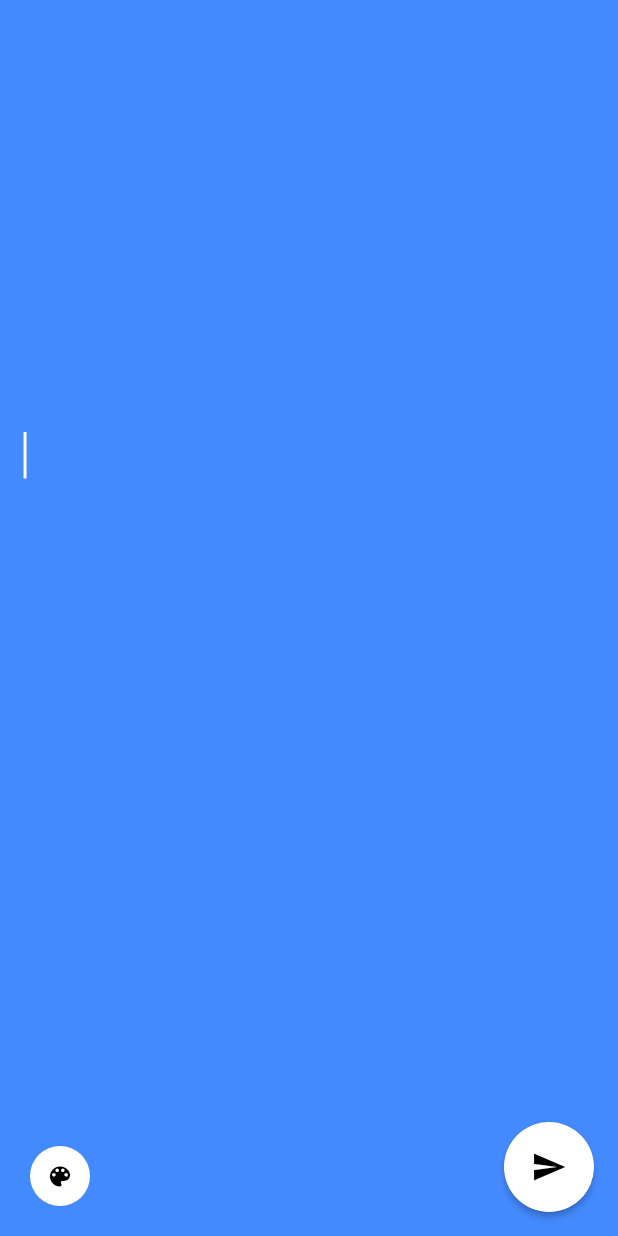
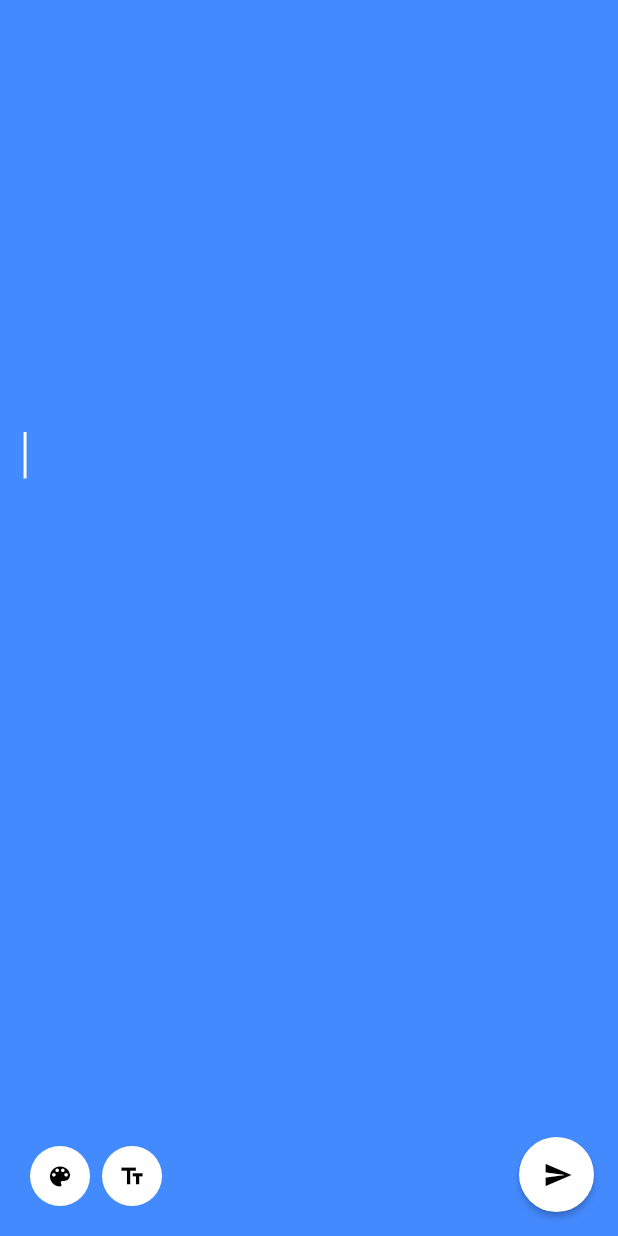
Before and after one commit to reihnagm/Flutter-v2-Story-View, a Flutter app: the CreateStoryScreen screen opened directly, on a phone screen of 412 x 824 dp. Run offline on Flutter 3.47's test engine with Material 2 defaults, Android fonts, the phone set to English and light mode, and no system bars; our stand-ins replace cached_network_image, camera, carousel_slider, dio, file_picker, flutter_cache_manager and 7 more; missing offline and left inert: helpers, photo_manager, video_compress, video_editor; accounts and stored records are empty.

Commit message:
first commit

```diff
--- a/lib/data/repository/media/media.dart
+++ b/lib/data/repository/media/media.dart
@@ -19,6 +19,7 @@ class MediaRepo {
     String? mimeType = lookupMimeType(file.path);
     String type = mimeType!.split("/")[0];
     String subtype = mimeType.split("/")[1];
+    debugPrint(subtype.toString());
     try {
       Dio dio = Dio();
       FormData formData = FormData.fromMap({
--- a/lib/data/repository/story/story.dart
+++ b/lib/data/repository/story/story.dart
@@ -61,6 +61,7 @@ class StoryRepo {
     required String duration,
     required String type,
     required String backgroundColor,
+    required String textColor
   }) async {
     try {
       Dio dio = Dio();
@@ -68,6 +69,7 @@ class StoryRepo {
         "uid": const Uuid().v4(),
         "user_story_uid": const Uuid().v4(),
         "backgroundColor": backgroundColor,
+        "textColor": textColor,
         "caption": caption,
         "media": media,
         "duration": duration,
--- a/lib/utils/constant.dart
+++ b/lib/utils/constant.dart
@@ -1,5 +1,5 @@
 class AppConstants {
-  static const String baseUrl = 'http://192.168.96.73:3001';
+  static const String baseUrl = 'http://192.168.1.102:3001';
   // https://community-wa.inovasi78.com
   // http://192.168.96.73:3001
 }
--- a/lib/views/screens/story/create.dart
+++ b/lib/views/screens/story/create.dart
@@ -19,7 +19,8 @@ class CreateStoryScreen extends StatefulWidget {
 }
 
 class _CreateStoryScreenState extends State<CreateStoryScreen> {
-  Color color = Colors.blueAccent;
+  Color backgroundC = Colors.blueAccent;
+  Color textC = Colors.white;
 
   late TextEditingController captionC;
 
@@ -40,22 +41,42 @@ class _CreateStoryScreenState extends State<CreateStoryScreen> {
   @override
   Widget build(BuildContext context) {
     return Scaffold(
-      backgroundColor: color,
+      backgroundColor: backgroundC,
       floatingActionButtonLocation: FloatingActionButtonLocation.startFloat,
-      floatingActionButton: FloatingActionButton(
+      floatingActionButton: Row(
+        mainAxisSize: MainAxisSize.max,
+        children: [
+          FloatingActionButton(
             elevation: 0.0,
             mini: true,
             backgroundColor: ColorResources.white,
             foregroundColor: ColorResources.black,
             onPressed: () {
               setState(() {
-            color = Color((math.Random().nextDouble() * 0xFFFFFF).toInt()).withOpacity(1.0);
+                backgroundC = Color((math.Random().nextDouble() * 0xFFFFFF).toInt()).withOpacity(1.0);
               });
             },
             child: const Icon(
               Icons.color_lens,
               size: 18.0,
             ),
+          ),
+          FloatingActionButton(
+            elevation: 0.0,
+            mini: true,
+            backgroundColor: ColorResources.white,
+            foregroundColor: ColorResources.black,
+            onPressed: () {
+              setState(() {
+                textC = Color((math.Random().nextDouble() * 0xFFFFFF).toInt()).withOpacity(1.0);
+              });
+            },
+            child: const Icon(
+              Icons.text_fields,
+              size: 18.0,
+            ),
+          ),
+        ],
       ),
       body: SafeArea(
         child: LayoutBuilder(
@@ -89,7 +110,7 @@ class _CreateStoryScreenState extends State<CreateStoryScreen> {
                             style: openSans.copyWith(
                               fontSize: Dimensions.fontSizeDefault,
                               fontWeight: FontWeight.bold,
-                              color: ColorResources.white
+                              color: textC
                             ),
                           )
                         )
@@ -101,8 +122,8 @@ class _CreateStoryScreenState extends State<CreateStoryScreen> {
                   alignment: Alignment.bottomRight,
                   child: Container(
                     margin: const EdgeInsets.only(bottom: 16.0, right: 16.0),
-                    width: 60.0,
-                    height: 60.0,
+                    width: 50.0,
+                    height: 50.0,
                     child: ElevatedButton(
                       style: ElevatedButton.styleFrom(
                         primary: ColorResources.white,
@@ -117,16 +138,28 @@ class _CreateStoryScreenState extends State<CreateStoryScreen> {
                           "thumbnail": "",
                           "video": "",
                           "duration": "",
-                          "backgroundColor": color.value.toRadixString(16),
+                          "backgroundColor": backgroundC.value.toRadixString(16),
+                          "textColor": textC.value.toRadixString(16),
                           "type": "text",
                           "text": captionC
                         });
                         context.read<StoryProvider>().createStory(context, files: addFiles);
                       },
-                      child: const Center(
-                        child: Icon(
+                      child: context.watch<StoryProvider>().createStoryStatus == CreateStoryStatus.loading
+                      ? const Center(
+                          child: SizedBox(
+                            width: 16.0,
+                            height: 16.0,
+                            child: CircularProgressIndicator(
+                              valueColor: AlwaysStoppedAnimation<Color>(ColorResources.black),
+                            ),
+                          ),
+                        )
+                      : const Center(
+                        child:  Icon(
                           Icons.send,
-                          color: Colors.black
+                          color: Colors.black,
+                          size: 20.0,
                         ),
                       ),
                     ),
```
Also changed, not shown: lib/providers/story/story.dart (+5 -2 lines), lib/views/screens/story/list.dart (+45 -14 lines). Lines whose indentation alone changed are shown as unchanged.
